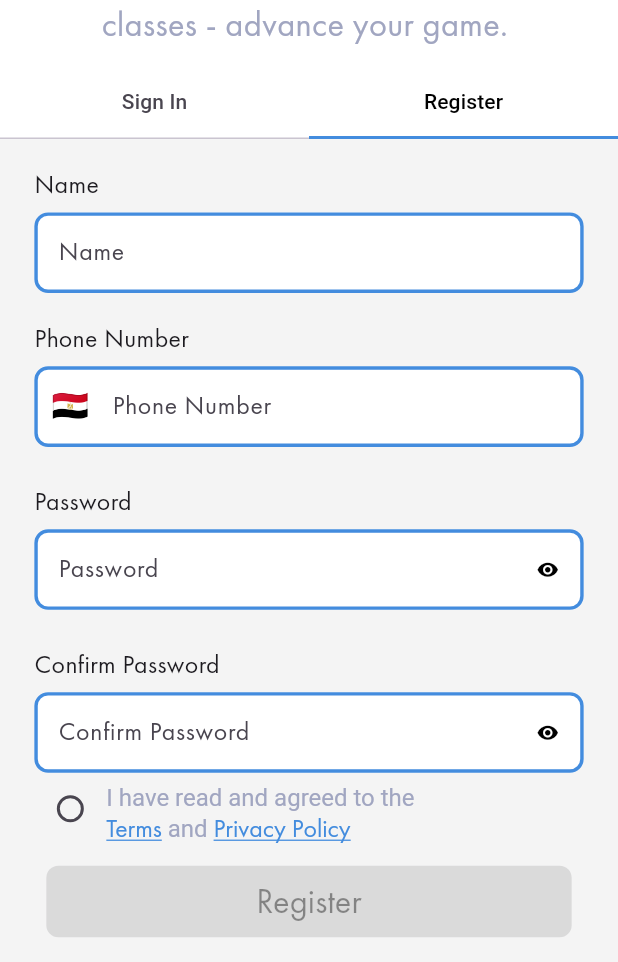
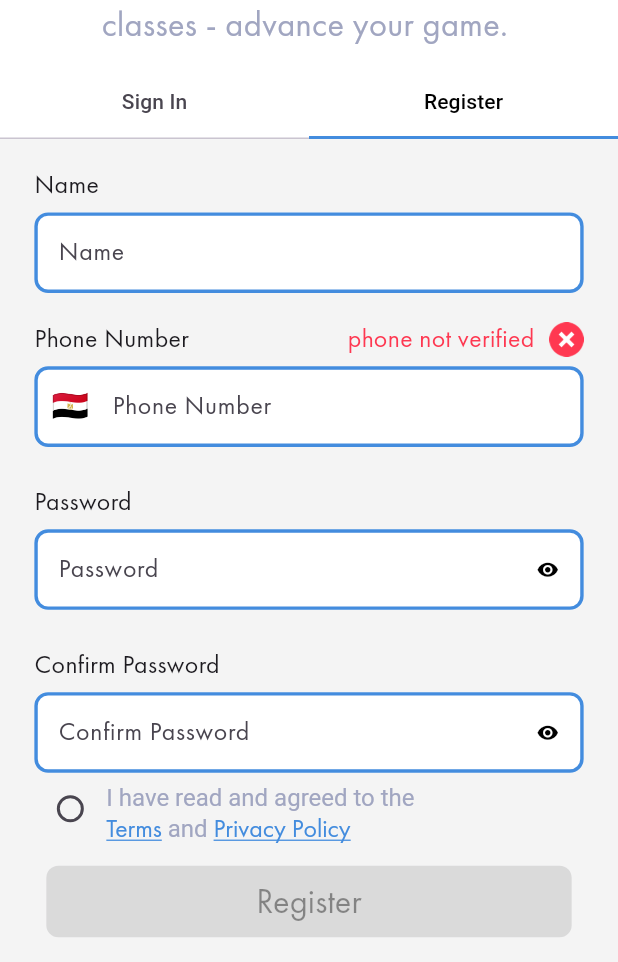
Before and after one commit to Mariamsamy26/equina_, a Flutter app: the AuthScreen screen opened directly, tab 2 chosen, on a phone screen of 412 x 824 dp, the part 274-1236 px from its top. Run offline on Flutter 3.47's test engine with Material 3 defaults, Android fonts, the phone set to English and light mode, and no system bars; our stand-ins replace flutter_screenutil, smooth_page_indicator.

Commit message:
edit phone fill

```diff
--- a/lib/app/start_app_cycle/views/register_form.dart
+++ b/lib/app/start_app_cycle/views/register_form.dart
@@ -3,6 +3,7 @@ import 'package:equina_task/styles/colors.dart';
 import 'package:equina_task/styles/text_mang.dart';
 import 'package:equina_task/widget/custom_elevated_buttom.dart';
 import 'package:flutter/material.dart';
+import 'package:flutter/services.dart';
 import 'package:flutter_screenutil/flutter_screenutil.dart';
 
 class RegisterForm extends StatefulWidget {
@@ -16,10 +17,10 @@ class _RegisterFormState extends State<RegisterForm> {
   final TextEditingController _nameController = TextEditingController();
   final TextEditingController _phoneController = TextEditingController();
   final TextEditingController _passwordController = TextEditingController();
-  final TextEditingController _confirmPasswordController =TextEditingController();
+  final TextEditingController _confirmPasswordController =
+      TextEditingController();
   bool _isChecked = false;
   bool _isPasswordVisible = false;
-
 
   @override
   void dispose() {
@@ -42,9 +43,9 @@ class _RegisterFormState extends State<RegisterForm> {
           SizedBox(height: 5.h),
           CustomElevatedButtom(
             text: 'Register',
-            OnPressed: validateForm()?() {}:null,
-            colorButton: validateForm()?mainBlue:greyBorder,
-            colorText: validateForm()?white:tutorialBg,
+            OnPressed: validateForm() ? () {} : null,
+            colorButton: validateForm() ? mainBlue : greyBorder,
+            colorText: validateForm() ? white : tutorialBg,
           ),
         ],
       ),
@@ -60,16 +61,35 @@ class _RegisterFormState extends State<RegisterForm> {
         AppTextFormField(controller: _nameController, hintText: "Name"),
         SizedBox(height: 5.h),
 
-
-        _buildLabel("Phone Number"),
+        Row(
+          crossAxisAlignment: CrossAxisAlignment.end,
+          children: [
+            _buildLabel("Phone Number"),
+            Spacer(),
+            Text(
+              "phone not verified ",
+              style: TextManager.regular().copyWith(
+                color: redErorr
+              ),
+            ),
+            SizedBox(width: 5.w),
+            Image.asset(
+              "assets/images/red_cross.png",
+              height: 20.h,
+              width: 20.w,
+            ),
+          ],
+        ),
         AppTextFormField(
+          inputFormatters: [
+            FilteringTextInputFormatter.allow(RegExp(r'[0-9*#]')),
+            LengthLimitingTextInputFormatter(11),
+          ],
           controller: _phoneController,
           hintText: "Phone Number",
           prefixIcon: SizedBox(
             width: 10.w,
-            child: Center(
-              child: Text('🇪🇬', style: TextStyle(fontSize: 20)),
-            ),
+            child: Center(child: Text('🇪🇬', style: TextStyle(fontSize: 20))),
           ),
         ),
         SizedBox(height: 10.h),
@@ -133,7 +153,7 @@ class _RegisterFormState extends State<RegisterForm> {
 
   Widget _buildLabel(String text) {
     return Padding(
-      padding:  EdgeInsets.only(top: 10.h),
+      padding: EdgeInsets.only(top: 10.h),
       child: Text(text, style: TextManager.regular()),
     );
   }
--- a/lib/app/start_app_cycle/views/signin_form.dart
+++ b/lib/app/start_app_cycle/views/signin_form.dart
@@ -4,6 +4,7 @@ import 'package:equina_task/styles/colors.dart';
 import 'package:equina_task/styles/text_mang.dart';
 import 'package:equina_task/widget/custom_elevated_buttom.dart';
 import 'package:flutter/material.dart';
+import 'package:flutter/services.dart';
 import 'package:flutter_screenutil/flutter_screenutil.dart';
 
 class SignInForm extends StatefulWidget {
@@ -130,6 +131,10 @@ class _SignInFormState extends State<SignInForm> {
         if (userType == "Equestrian User") ...[
           _buildLabel("Phone Number"),
           AppTextFormField(
+            inputFormatters: [
+              FilteringTextInputFormatter.allow(RegExp(r'[0-9*#]')),
+              LengthLimitingTextInputFormatter(11),
+            ],
             controller: _phoneController,
             hintText: "Phone Number",
             prefixIcon: SizedBox(
--- a/lib/styles/colors.dart
+++ b/lib/styles/colors.dart
@@ -20,6 +20,7 @@ const mainBlueLight = Color.fromRGBO(235, 243, 251, 1);
 const tutorialBg = Color.fromRGBO(0, 0, 0, 0.4);
 var clearIconColor = const Color.fromRGBO(19, 26, 34, 1).withOpacity(0.3);
 const lightGreyFilter = Color.fromRGBO(229, 233, 243, 1);
+const redErorr = Color.fromRGBO(254, 56, 81, 1);
 
 const lorem =
     'Lorem Ipsum is simply dummy text of the printing and typesetting industry. Lorem Ipsum has been the industry\'s standard dummy text ever since the 1500s, when an unknown printer took a galley of type and scrambled it to make a type specimen book. It has survived not only five centuries, but also the leap into electronic typesetting, remaining essentially unchanged. It was popularised in the 1960s with the release of Letraset sheets containing Lorem Ipsum passages, and more recently with desktop publishing software like Aldus PageMaker including versions of Lorem Ipsum';
```
Also changed, not shown: 1 other file.
